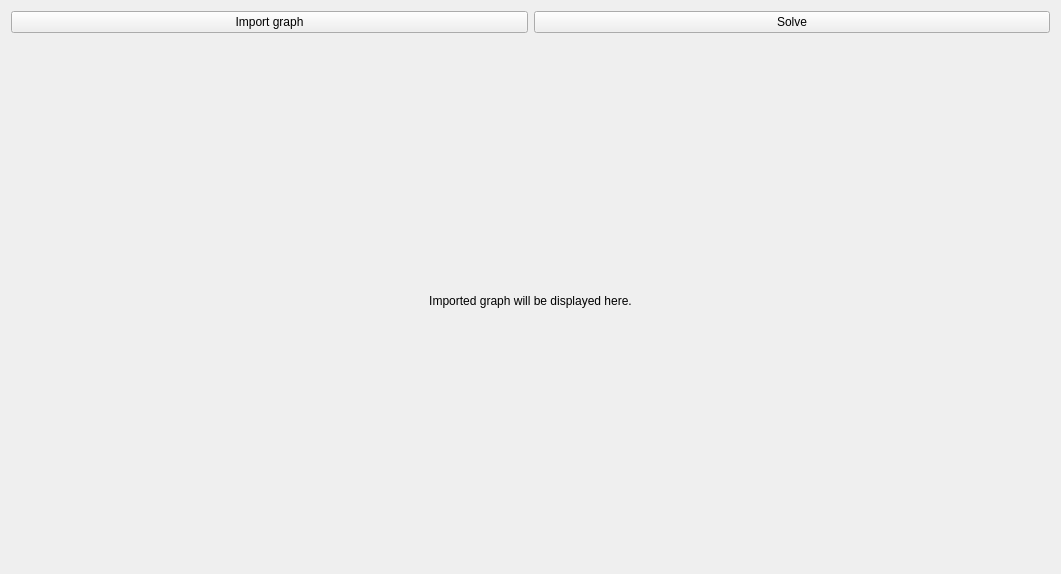
Before: the Qt Designer form mainwindow.ui in kbednars/ALHE, drawn with Qt 5.
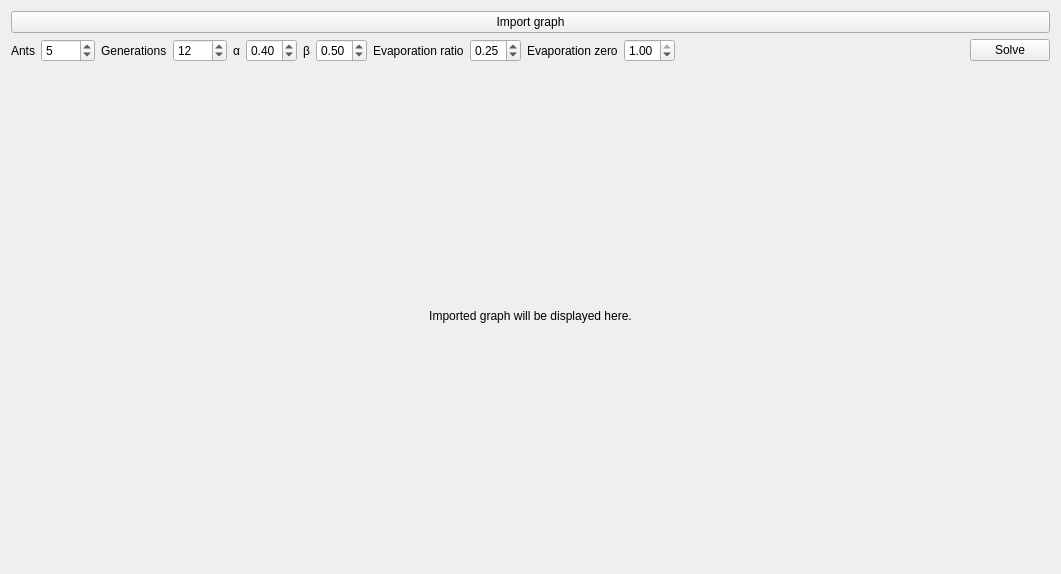
After: the same form once the commit is applied. Custom widgets are drawn as their Qt base class.

Commit message: added parameters to ui and best path plotting

```diff
--- a/mainwindow.ui
+++ b/mainwindow.ui
@@ -33,6 +33,215 @@
         </property>
        </widget>
       </item>
+     </layout>
+    </item>
+    <item>
+     <layout class="QHBoxLayout" name="horizontalLayout_2" stretch="0,0,0,0,0,0,0,0,0,0,0,0,0,0">
+      <item>
+       <widget class="QLabel" name="label">
+        <property name="sizePolicy">
+         <sizepolicy hsizetype="Maximum" vsizetype="Preferred">
+          <horstretch>0</horstretch>
+          <verstretch>0</verstretch>
+         </sizepolicy>
+        </property>
+        <property name="text">
+         <string>Ants</string>
+        </property>
+       </widget>
+      </item>
+      <item>
+       <widget class="QSpinBox" name="antsQuantitySpinBox">
+        <property name="sizePolicy">
+         <sizepolicy hsizetype="Maximum" vsizetype="Fixed">
+          <horstretch>0</horstretch>
+          <verstretch>0</verstretch>
+         </sizepolicy>
+        </property>
+        <property name="minimum">
+         <number>1</number>
+        </property>
+        <property name="maximum">
+         <number>9999</number>
+        </property>
+        <property name="value">
+         <number>5</number>
+        </property>
+       </widget>
+      </item>
+      <item>
+       <widget class="QLabel" name="label_2">
+        <property name="sizePolicy">
+         <sizepolicy hsizetype="Maximum" vsizetype="Preferred">
+          <horstretch>0</horstretch>
+          <verstretch>0</verstretch>
+         </sizepolicy>
+        </property>
+        <property name="text">
+         <string>Generations</string>
+        </property>
+       </widget>
+      </item>
+      <item>
+       <widget class="QSpinBox" name="generationsQuantitySpinBox">
+        <property name="sizePolicy">
+         <sizepolicy hsizetype="Maximum" vsizetype="Fixed">
+          <horstretch>0</horstretch>
+          <verstretch>0</verstretch>
+         </sizepolicy>
+        </property>
+        <property name="minimum">
+         <number>1</number>
+        </property>
+        <property name="maximum">
+         <number>9999</number>
+        </property>
+        <property name="value">
+         <number>12</number>
+        </property>
+       </widget>
+      </item>
+      <item>
+       <widget class="QLabel" name="label_3">
+        <property name="sizePolicy">
+         <sizepolicy hsizetype="Maximum" vsizetype="Preferred">
+          <horstretch>0</horstretch>
+          <verstretch>0</verstretch>
+         </sizepolicy>
+        </property>
+        <property name="text">
+         <string>α</string>
+        </property>
+       </widget>
+      </item>
+      <item>
+       <widget class="QDoubleSpinBox" name="alphaSpinBox">
+        <property name="sizePolicy">
+         <sizepolicy hsizetype="Maximum" vsizetype="Fixed">
+          <horstretch>0</horstretch>
+          <verstretch>0</verstretch>
+         </sizepolicy>
+        </property>
+        <property name="maximum">
+         <double>1.000000000000000</double>
+        </property>
+        <property name="singleStep">
+         <double>0.010000000000000</double>
+        </property>
+        <property name="value">
+         <double>0.400000000000000</double>
+        </property>
+       </widget>
+      </item>
+      <item>
+       <widget class="QLabel" name="label_4">
+        <property name="sizePolicy">
+         <sizepolicy hsizetype="Maximum" vsizetype="Preferred">
+          <horstretch>0</horstretch>
+          <verstretch>0</verstretch>
+         </sizepolicy>
+        </property>
+        <property name="text">
+         <string>β</string>
+        </property>
+       </widget>
+      </item>
+      <item>
+       <widget class="QDoubleSpinBox" name="betaSpinBox">
+        <property name="sizePolicy">
+         <sizepolicy hsizetype="Maximum" vsizetype="Fixed">
+          <horstretch>0</horstretch>
+          <verstretch>0</verstretch>
+         </sizepolicy>
+        </property>
+        <property name="maximum">
+         <double>1.000000000000000</double>
+        </property>
+        <property name="singleStep">
+         <double>0.010000000000000</double>
+        </property>
+        <property name="value">
+         <double>0.500000000000000</double>
+        </property>
+       </widget>
+      </item>
+      <item>
+       <widget class="QLabel" name="label_5">
+        <property name="sizePolicy">
+         <sizepolicy hsizetype="Maximum" vsizetype="Preferred">
+          <horstretch>0</horstretch>
+          <verstretch>0</verstretch>
+         </sizepolicy>
+        </property>
+        <property name="text">
+         <string>Evaporation ratio</string>
+        </property>
+       </widget>
+      </item>
+      <item>
+       <widget class="QDoubleSpinBox" name="evaportationRatioSpinBox">
+        <property name="sizePolicy">
+         <sizepolicy hsizetype="Maximum" vsizetype="Fixed">
+          <horstretch>0</horstretch>
+          <verstretch>0</verstretch>
+         </sizepolicy>
+        </property>
+        <property name="maximum">
+         <double>1.000000000000000</double>
+        </property>
+        <property name="singleStep">
+         <double>0.010000000000000</double>
+        </property>
+        <property name="value">
+         <double>0.250000000000000</double>
+        </property>
+       </widget>
+      </item>
+      <item>
+       <widget class="QLabel" name="label_6">
+        <property name="sizePolicy">
+         <sizepolicy hsizetype="Maximum" vsizetype="Preferred">
+          <horstretch>0</horstretch>
+          <verstretch>0</verstretch>
+         </sizepolicy>
+        </property>
+        <property name="text">
+         <string>Evaporation zero</string>
+        </property>
+       </widget>
+      </item>
+      <item>
+       <widget class="QDoubleSpinBox" name="pheromoneZeroSpinBox">
+        <property name="sizePolicy">
+         <sizepolicy hsizetype="Maximum" vsizetype="Fixed">
+          <horstretch>0</horstretch>
+          <verstretch>0</verstretch>
+         </sizepolicy>
+        </property>
+        <property name="maximum">
+         <double>1.000000000000000</double>
+        </property>
+        <property name="singleStep">
+         <double>0.010000000000000</double>
+        </property>
+        <property name="value">
+         <double>1.000000000000000</double>
+        </property>
+       </widget>
+      </item>
+      <item>
+       <spacer name="horizontalSpacer">
+        <property name="orientation">
+         <enum>Qt::Horizontal</enum>
+        </property>
+        <property name="sizeHint" stdset="0">
+         <size>
+          <width>40</width>
+          <height>20</height>
+         </size>
+        </property>
+       </spacer>
+      </item>
       <item>
        <widget class="QPushButton" name="solveButton">
         <property name="text">
```
The commit also changes 4 other files.
